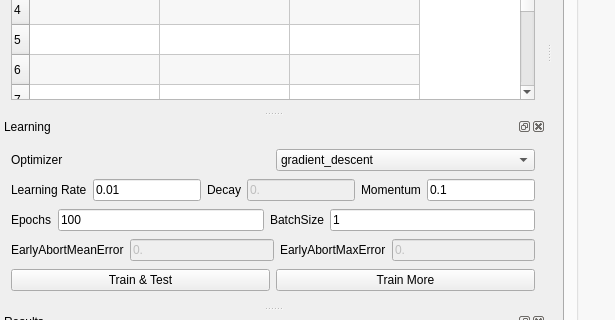
This is src/DNNLab/mainwindow.ui in edeforas/BeeDNN as Qt 5 draws it before an edit; both pictures show x 0 to 615 and y 326 to 646 of the 1141 by 737 pixel window. The edited form follows.
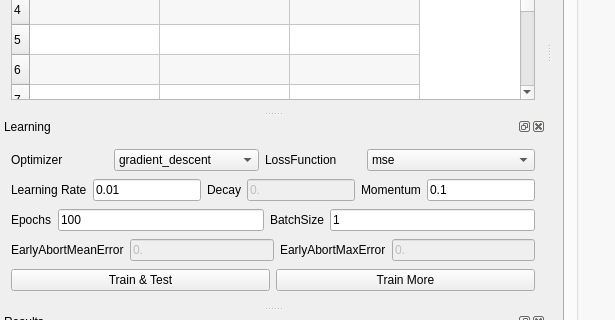
This is the edited form.

What changed in the file:
```diff
--- a/src/DNNLab/mainwindow.ui
+++ b/src/DNNLab/mainwindow.ui
@@ -587,6 +587,27 @@
          </item>
         </widget>
        </item>
+       <item>
+        <widget class="QLabel" name="label_2">
+         <property name="text">
+          <string>LossFunction</string>
+         </property>
+        </widget>
+       </item>
+       <item>
+        <widget class="QComboBox" name="cbLossFunction">
+         <item>
+          <property name="text">
+           <string>mse</string>
+          </property>
+         </item>
+         <item>
+          <property name="text">
+           <string>cross_entropy_multiclass</string>
+          </property>
+         </item>
+        </widget>
+       </item>
       </layout>
      </item>
     </layout>
```
